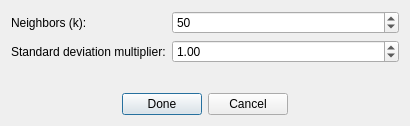
This is src/ui/pointcloud_editor/RemoveOutliersDialog.ui in JoseLuis-AL/SMCP as Qt 5 draws it before an edit. The edited form follows.
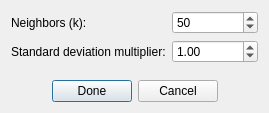
This is the edited form.

```diff
--- a/src/ui/pointcloud_editor/RemoveOutliersDialog.ui
+++ b/src/ui/pointcloud_editor/RemoveOutliersDialog.ui
@@ -6,8 +6,8 @@
    <rect>
     <x>0</x>
     <y>0</y>
-    <width>410</width>
-    <height>126</height>
+    <width>269</width>
+    <height>113</height>
    </rect>
   </property>
   <property name="windowTitle">
```
